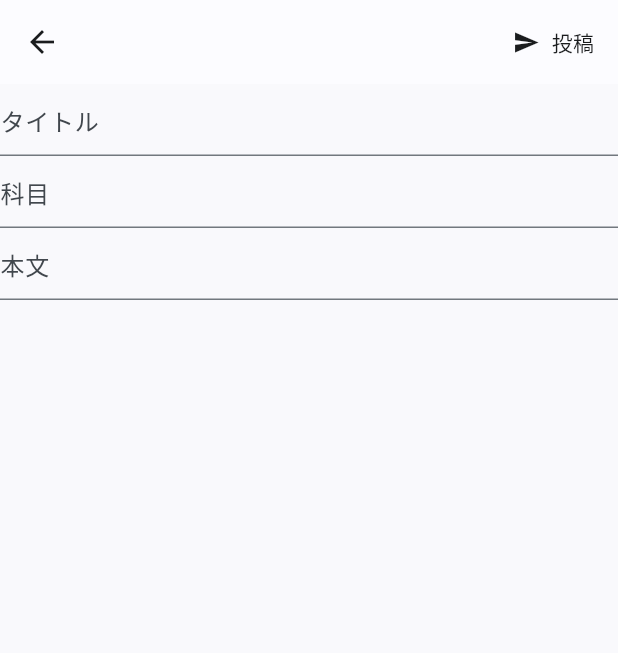
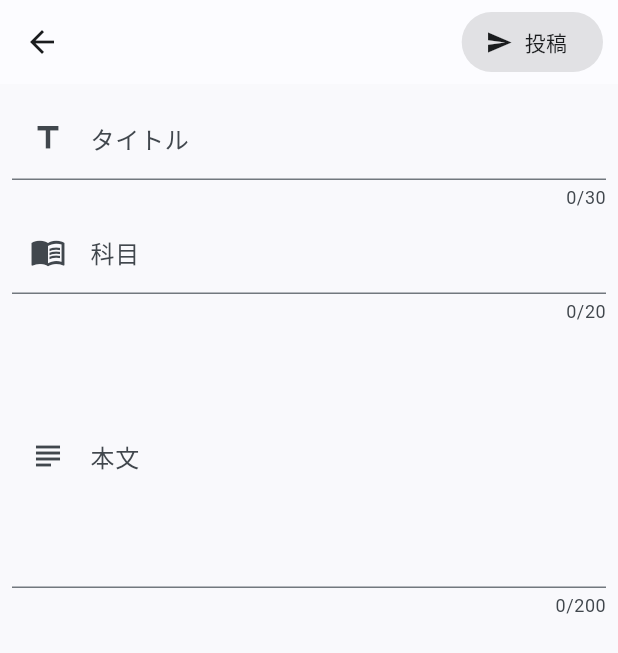
Before and after one commit to dao0203/share_study_app, a Flutter app: the QuestionPostScreen screen opened directly, on a phone screen of 412 x 824 dp. Shown: the top 653 px of the screen. Run offline on Flutter 3.47's test engine with Material 2 defaults, Android fonts, the phone set to English and light mode, and no system bars; our stand-ins replace cloud_firestore, firebase_auth, firebase_core, flutter_dotenv, flutter_hooks, flutter_staggered_animations and 7 more; accounts and stored records are empty; generated files the repository leaves out were written again.

Commit message:
update question post screen state

```diff
--- a/lib/ui/view/question_post/question_post_screen.dart
+++ b/lib/ui/view/question_post/question_post_screen.dart
@@ -1,23 +1,44 @@
 import 'package:flutter/material.dart';
+import 'package:flutter_hooks/flutter_hooks.dart';
 import 'package:hooks_riverpod/hooks_riverpod.dart';
+import 'package:logger/logger.dart';
 
-class QuestionPostScreen extends StatefulHookConsumerWidget {
+class QuestionPostScreen extends HookConsumerWidget {
   const QuestionPostScreen({super.key});
 
   @override
-  ConsumerState<ConsumerStatefulWidget> createState() =>
-      _QuestionPostScreenState();
+  Widget build(BuildContext context, WidgetRef ref) {
+    Logger().d('QuestionPostScreen build');
+    final titleController = useTextEditingController(text: '');
+    final subjectController = useTextEditingController(text: '');
+    final contentController = useTextEditingController(text: '');
+    final areFieldEmpty = useState(true);
+
+    bool checkIfFieldsAreEmpty() {
+      return titleController.text.isEmpty ||
+          subjectController.text.isEmpty ||
+          contentController.text.isEmpty;
     }
 
-class _QuestionPostScreenState extends ConsumerState<QuestionPostScreen> {
-  @override
-  Widget build(BuildContext context) {
+    useEffect(() {
+      Logger().d('QuestionPostScreen useEffect');
+      titleController.addListener(() {
+        areFieldEmpty.value = checkIfFieldsAreEmpty();
+      });
+      subjectController.addListener(() {
+        areFieldEmpty.value = checkIfFieldsAreEmpty();
+      });
+      contentController.addListener(() {
+        areFieldEmpty.value = checkIfFieldsAreEmpty();
+      });
+      return null;
+    }, [titleController, subjectController, contentController]);
     return Scaffold(
       appBar: AppBar(
         backgroundColor: Theme.of(context).colorScheme.background,
         actions: [
-          TextButton.icon(
-            onPressed: () {},
+          ElevatedButton.icon(
+            onPressed: areFieldEmpty.value ? null : () {},
             icon: Icon(
               Icons.send,
               color: Theme.of(context).colorScheme.onBackground,
@@ -29,28 +50,44 @@ class _QuestionPostScreenState extends ConsumerState<QuestionPostScreen> {
               ),
             ),
           ),
+          const SizedBox(width: 10)
         ],
       ),
       //タイトルと科目と本文の入力
-      body: Column(
+      body: Padding(
+        padding: const EdgeInsets.all(8.0),
+        child: SingleChildScrollView(
+          child: Column(
             children: [
               TextField(
-            decoration: InputDecoration(
-              hintText: 'タイトル',
+                controller: titleController,
+                maxLength: 30,
+                decoration: const InputDecoration(
+                  labelText: 'タイトル',
+                  prefixIcon: Icon(Icons.title),
                 ),
               ),
               TextField(
-            decoration: InputDecoration(
-              hintText: '科目',
+                controller: subjectController,
+                maxLength: 20,
+                decoration: const InputDecoration(
+                  labelText: '科目',
+                  prefixIcon: Icon(Icons.menu_book),
                 ),
               ),
               TextField(
-            decoration: InputDecoration(
-              hintText: '本文',
+                controller: contentController,
+                maxLength: 200,
+                maxLines: 6,
+                decoration: const InputDecoration(
+                  labelText: '本文',
+                  prefixIcon: Icon(Icons.subject),
                 ),
               ),
             ],
           ),
+        ),
+      ),
     );
   }
 }
```
Lines whose indentation alone changed are shown as unchanged.
